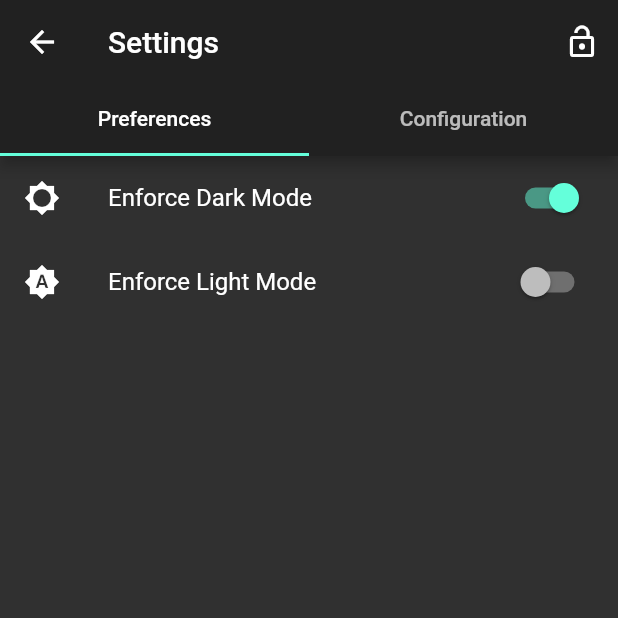
After one commit to dustinmartella/dartboard-hc, a Flutter app: the SettingsPage screen opened by its route, after a tap on "Enforce Dark Mode", on a phone screen of 412 x 824 dp, the top half of it. The commit adds this screen. Run offline on Flutter 3.47's test engine with Material 2 defaults, Android fonts, the phone set to English and light mode, and no system bars; our stand-ins replace equatable, shared_preferences; accounts and stored records are empty; network calls fail.

Commit message:
Starting to create modular settings pages.

```diff
--- a/lib/config_controller.dart
+++ b/lib/config_controller.dart
@@ -3,12 +3,14 @@ import 'package:shared_preferences/shared_preferences.dart';
 
 /// provides the currently selected theme, saves changed theme preferences to disk
 class ConfigController extends ChangeNotifier {
+	static const showConfigKey = 'showconfig';
   static const themePrefKey = 'theme';
 	static const baseUrlPrefKey = 'baseurl';
 	static const usernamePrefKey = 'username';
 	static const passwordPrefKey = 'password';
 
   final SharedPreferences _prefs;
+	bool _showConfig;
   String _themeMode;
 	String _baseUrl;
 	String _username;
@@ -16,11 +18,15 @@ class ConfigController extends ChangeNotifier {
 
 	// construct props from shared preferences
   ConfigController(this._prefs) {
+		_showConfig = _prefs.getBool(showConfigKey) ?? false;
     _themeMode = _prefs.getString(themePrefKey) ?? 'system';
 		_baseUrl = _prefs.getString(baseUrlPrefKey) ?? 'http://openhab';
 		_username = _prefs.getString(usernamePrefKey) ?? null;
 		_password = _prefs.getString(passwordPrefKey) ?? null;
   }
+
+	// get the current show config
+	bool get showConfig => _showConfig;
 
   // get the current theme
   String get themeMode => _themeMode;
@@ -33,6 +39,13 @@ class ConfigController extends ChangeNotifier {
 
 	// get the password
 	String get password => _password;
+
+	// set show config
+	void setShowConfig(bool showConfig) {
+    _showConfig = showConfig;
+    notifyListeners();
+    _prefs.setBool(showConfigKey, showConfig);
+	}
 
 	// set theme
   void setTheme(String theme) {
--- a/lib/view/dartboard_page.dart
+++ b/lib/view/dartboard_page.dart
@@ -101,23 +101,25 @@ class _DartboardPageState extends State<DartboardPage> {
             if (snapshot.hasData) {
               switch (snapshot.data.status) {
                 case Status.LOADING:
-                  return Loading(loadingMessage: snapshot.data.message);
-                  break;
+                  return Loading(
+											loadingMessage: snapshot.data.message
+										);
                 case Status.COMPLETED:
                   return DartboardView(
 											homepage: snapshot.data.data,
 											onSelected: _switchHomepage,
 										);
-                  break;
                 case Status.ERROR:
                   return Error(
-                    errorMessage: snapshot.data.message,
-                    onRetryPressed: () => _homepageBloc.fetchHomepage(),
-                  );
-                  break;
+											errorMessage: snapshot.data.message,
+											onRetryPressed: () => _homepageBloc.fetchHomepage(),
+										);
+								default:
+									return Container();
               }
-            }
-            return Container();
+            } else {
+							return Container();
+						}
           },
         ),
       ),
--- a/lib/view/settings_page.dart
+++ b/lib/view/settings_page.dart
@@ -1,6 +1,8 @@
 import 'package:flutter/material.dart';
 
 import 'package:dartboardhc/config_controller.dart';
+import 'package:dartboardhc/view/settings_configuration_view.dart';
+import 'package:dartboardhc/view/settings_preferences_view.dart';
 
 
 class SettingsPage extends StatefulWidget {
@@ -13,26 +15,43 @@ class SettingsPage extends StatefulWidget {
 }
 
 class _SettingsPageState extends State<SettingsPage> {
-	final _baseUrlController = TextEditingController();
-	final _usernameController = TextEditingController();
-	final _passwordController = TextEditingController();
+	List<SettingsPageView> settingsPageViews = <SettingsPageView>[];
+
+	@override
+	void initState() {
+		super.initState();
+
+		final ConfigController configController = widget.configController;
+
+		settingsPageViews.add(
+			SettingsPageView(
+				title: 'Preferences',
+				view: SettingsPreferencesView(configController: configController),
+			)
+		);
+
+		settingsPageViews.add(
+			SettingsPageView(
+				title: 'Configuration',
+				view: SettingsConfigurationView(configController: configController),
+			)
+		);
+	}
 
 	@override
 	void dispose() {
-		_baseUrlController.dispose();
-		_usernameController.dispose();
-		_passwordController.dispose();
 		super.dispose();
+	}
+
+	void showConfig() {
+    setState(() {
+		});
 	}
 
   @override
   Widget build(BuildContext context) {
-		_baseUrlController.text = widget.configController.baseUrl;
-		_usernameController.text = widget.configController.username;
-		_passwordController.text = widget.configController.password;
-
 		return DefaultTabController(
-			length: 2,
+			length: settingsPageViews.length,
 			child: Scaffold(
 				appBar: AppBar(
 					title: const Text('Settings'),
@@ -40,85 +59,35 @@ class _SettingsPageState extends State<SettingsPage> {
 					leading: IconButton(icon:Icon(Icons.arrow_back),
 						onPressed: () => Navigator.pop(context, false),
 					),
+					actions: [
+						IconButton(
+							icon: const Icon(Icons.lock_open),
+							onPressed: () {},
+						),
+					],
 					bottom: TabBar(
-						tabs: [
-							Tab(
-								text: 'Preferences',
-							),
-							Tab(
-								text: 'Configuration',
-							),
-						],
+						tabs: settingsPageViews.map((SettingsPageView p) {
+							return Tab(
+								child: Text(p.title),
+							);
+						}).toList(),
 					),
 				),
 				body: TabBarView(
-					children: [
-							ListView(
-								children: <Widget>[
-									ListTile(
-										leading: Icon(widget.configController.themeMode == 'dark' ? Icons.brightness_low : Icons.brightness_auto),
-										onTap: () => ConfigController.of(context).setTheme(widget.configController.themeMode != 'dark' ? 'dark' : 'system'),
-										title: const Text('Enforce Dark Mode'),
-										trailing: Switch(
-											value: (widget.configController.themeMode == 'dark'),
-											onChanged: (bool value) => ConfigController.of(context).setTheme(value ? 'dark' : 'system'),
-										),
-									),
-									ListTile(
-										leading: Icon(widget.configController.themeMode == 'light' ? Icons.brightness_high : Icons.brightness_auto),
-										onTap: () => ConfigController.of(context).setTheme(widget.configController.themeMode != 'light' ? 'light' : 'system'),
-										title: const Text('Enforce Light Mode'),
-										trailing: Switch(
-											value: (widget.configController.themeMode == 'light'),
-											onChanged: (bool value) => ConfigController.of(context).setTheme(value ? 'light' : 'system'),
-										),
-									),
-								],
-							),
-
-							ListView(
-								children: <Widget>[
-									ListTile(
-										leading: const Icon(Icons.phone),
-										title: TextField(
-												controller: _baseUrlController,
-												onSubmitted: (baseUrl) => widget.configController.setBaseUrl(baseUrl),
-												decoration: InputDecoration(
-													hintText: "Base URL",
-												),
-											),
-									),
-
-									ListTile(
-										leading: const Icon(Icons.phone),
-										title: TextField(
-												controller: _usernameController,
-												onSubmitted: (username) => widget.configController.setUsername(username),
-												decoration: InputDecoration(
-													hintText: "Username",
-												),
-											),
-									),
-
-									ListTile(
-										leading: const Icon(Icons.phone),
-										title: TextField(
-												obscureText: true,
-												controller: _passwordController,
-												onSubmitted: (password) => widget.configController.setPassword(password),
-												decoration: InputDecoration(
-													hintText: "Password",
-												),
-											),
-									),
-
-									const Text("Default Sitemap"),
-									const Text("Single Sitemap Mode"),
-								],
-							),
-					],
+					children: settingsPageViews.map((SettingsPageView p) {
+						return Container(
+								child: p.view,
+							);
+					}).toList(),
 				),
 			),
 		);
   }
 }
+
+class SettingsPageView {
+  final String title;
+  final Widget view;
+
+  const SettingsPageView({this.title, this.view});
+}
--- /dev/null
+++ b/lib/view/settings_preferences_view.dart
@@ -0,0 +1,55 @@
+import 'package:flutter/material.dart';
+
+import 'package:dartboardhc/config_controller.dart';
+
+class SettingsPreferencesView extends StatefulWidget {
+	final ConfigController configController;
+
+	const SettingsPreferencesView({Key key, this.configController}) : super(key: key);
+
+	@override
+	_SettingsPreferencesViewState createState() => _SettingsPreferencesViewState();
+}
+
+class _SettingsPreferencesViewState extends State<SettingsPreferencesView>{
+	ConfigController configController;
+
+	@override
+	void initState() {
+		super.initState();
+
+		configController = widget.configController;
+	}
+
+	void changeThemeMode(BuildContext context, ConfigController configController) {
+    setState(() {
+			ConfigController.of(context).setTheme(configController.themeMode != 'dark' ? 'dark' : 'system');
+    });
+	}
+
+	@override
+	Widget build(BuildContext context) {
+		return ListView(
+								children: <Widget>[
+									ListTile(
+										leading: Icon(widget.configController.themeMode == 'dark' ? Icons.brightness_low : Icons.brightness_auto),
+										onTap: () => changeThemeMode(context, widget.configController),
+										title: const Text('Enforce Dark Mode'),
+										trailing: Switch(
+											value: (widget.configController.themeMode == 'dark'),
+											onChanged: (bool value) => ConfigController.of(context).setTheme(value ? 'dark' : 'system'),
+										),
+									),
+									ListTile(
+										leading: Icon(widget.configController.themeMode == 'light' ? Icons.brightness_high : Icons.brightness_auto),
+										onTap: () => ConfigController.of(context).setTheme(widget.configController.themeMode != 'light' ? 'light' : 'system'),
+										title: const Text('Enforce Light Mode'),
+										trailing: Switch(
+											value: (widget.configController.themeMode == 'light'),
+											onChanged: (bool value) => ConfigController.of(context).setTheme(value ? 'light' : 'system'),
+										),
+									),
+								],
+							);
+	}
+}
```
Also changed, not shown: lib/view/settings_configuration_view.dart (added, +80 -0 lines).
